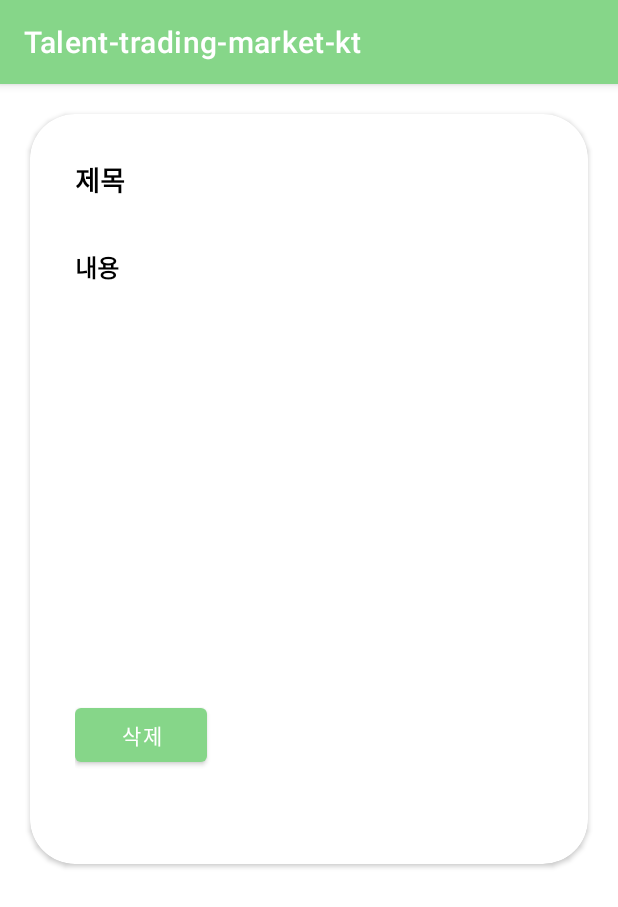
After one commit to CBNU-Clover/Talent_trading_App_Frontend_Kotlin, an Android app: the OneBoardActivity screen opened directly, with no data from a screen before it, on a phone screen of 412 x 824 dp. The commit adds this screen. Shown: the top 907 px of the screen. Run offline under Robolectric (Android 15) with nearby library versions, the phone set to English and light mode, and no system bars.

Commit message:
게시물 읽기 기능 완성

```diff
--- a/app/src/main/AndroidManifest.xml
+++ b/app/src/main/AndroidManifest.xml
@@ -7,14 +7,17 @@
     <uses-permission android:name="android.permission.ACCESS_NETWORK_STATE" />
 
     <application
+        android:name=".retrofit.App"
         android:allowBackup="true"
-        android:name=".retrofit.App"
         android:icon="@mipmap/ic_launcher"
         android:label="@string/app_name"
         android:roundIcon="@mipmap/ic_launcher_round"
         android:supportsRtl="true"
         android:theme="@style/Theme.Talenttradingmarketkt"
         android:usesCleartextTraffic="true">
+        <activity
+            android:name=".boardfunction.OneBoardActivity"
+            android:exported="false" />
         <activity
             android:name=".boardfunction.ReadBoardActivity"
             android:exported="false" />
--- a/app/src/main/java/com/example/talent_trading_market_kt/boardfunction/BoardAdapter.kt
+++ b/app/src/main/java/com/example/talent_trading_market_kt/boardfunction/BoardAdapter.kt
@@ -1,12 +1,18 @@
 package com.example.talent_trading_market_kt.boardfunction
 
+import android.content.Intent
 import android.view.LayoutInflater
 import android.view.View
 import android.view.ViewGroup
 import android.widget.TextView
+import android.widget.Toast
+import androidx.core.content.ContextCompat.startActivity
 import androidx.recyclerview.widget.RecyclerView
 import com.example.talent_trading_market_kt.R
+import com.example.talent_trading_market_kt.dto.PostDeleteBoard
 import com.example.talent_trading_market_kt.response.PostGetAllBoard
+import com.example.talent_trading_market_kt.retrofit.RetrofitConnection
+import java.lang.Exception
 
 class BoardAdapter(val boardList: List<PostGetAllBoard>): RecyclerView.Adapter<BoardAdapter.CustomViewHolder>()
 {
@@ -15,7 +21,21 @@ class BoardAdapter(val boardList: List<PostGetAllBoard>): RecyclerView.Adapter<B
     override fun onCreateViewHolder(parent: ViewGroup, viewType: Int): BoardAdapter.CustomViewHolder {
         val view=LayoutInflater.from(parent.context).inflate(R.layout.boardlist_item,parent,false)
         // parent ( 리사이클뷰를 적용할 activity ) 와 boarlist_item xml 화면을 붙인다(inflate)
-        return CustomViewHolder(view)
+        return CustomViewHolder(view).apply {
+            itemView.setOnClickListener {
+                val curPos:Int=adapterPosition
+                val boards: PostGetAllBoard =boardList.get(curPos)
+                val id: Long? =boards.id
+                //val postDeleteBoard=PostDeleteBoard()
+                //postDeleteBoard.delete_id=id
+                Toast.makeText(parent.context,"Id:${boards.id} 제목:${boards.postName} 내용:${boards.content}",Toast.LENGTH_SHORT).show()
+                val intent=Intent(parent.context,OneBoardActivity::class.java)
+                intent.putExtra("postName",boards.postName)
+                intent.putExtra("content",boards.content)
+                intent.putExtra("Id",boards.id.toString())
+                parent.context.startActivity(intent)
+            }
+        }
     }
 
     override fun onBindViewHolder(holder: BoardAdapter.CustomViewHolder, position: Int) {
--- a/app/src/main/java/com/example/talent_trading_market_kt/boardfunction/BoardFunctionApi.kt
+++ b/app/src/main/java/com/example/talent_trading_market_kt/boardfunction/BoardFunctionApi.kt
@@ -3,9 +3,7 @@ package com.example.talent_trading_market_kt.boardfunction
 import com.example.talent_trading_market_kt.dto.*
 import com.example.talent_trading_market_kt.response.PostGetAllBoard
 import retrofit2.Call
-import retrofit2.http.Body
-import retrofit2.http.GET
-import retrofit2.http.POST
+import retrofit2.http.*
 
 interface BoardFunctionApi{
 
@@ -15,5 +13,6 @@ interface BoardFunctionApi{
     @GET("/api/vi/boards/getAllboard")
     fun getAllboard():Call<List<PostGetAllBoard>>
 
-
+    @POST("/api/vi/boards/deletePost")
+    fun deletePost(@Body postBoardDTO: PostDeleteBoard):Call<Long?>
 }
--- /dev/null
+++ b/app/src/main/java/com/example/talent_trading_market_kt/boardfunction/OneBoardActivity.kt
@@ -0,0 +1,45 @@
+package com.example.talent_trading_market_kt.boardfunction
+
+import android.app.Activity
+import android.content.Intent
+import android.os.Build
+import androidx.appcompat.app.AppCompatActivity
+import android.os.Bundle
+import android.widget.Button
+import android.widget.TextView
+import androidx.annotation.RequiresApi
+import com.example.talent_trading_market_kt.R
+import com.example.talent_trading_market_kt.response.PostGetAllBoard
+import com.example.talent_trading_market_kt.retrofit.RetrofitConnection
+import java.io.Serializable
+
+class OneBoardActivity : AppCompatActivity() {
+    lateinit var title: TextView
+    lateinit var content: TextView
+    lateinit var delete: Button
+    override fun onCreate(savedInstanceState: Bundle?) {
+        super.onCreate(savedInstanceState)
+        setContentView(R.layout.activity_one_board)
+        val id:Long
+        val service = RetrofitConnection.getInstance().create(BoardFunctionApi::class.java)
+        title=findViewById(R.id.one_title)
+        content=findViewById(R.id.one_content)
+        delete=findViewById(R.id.delete_bt)
+        println(intent.getStringExtra("postName"))
+        println(intent.getStringExtra("content"))
+        println(intent.getStringExtra("Id"))
+        println("++++++++++++++++++++++++++++++++++++++++++++++++++++")
+        if(intent.hasExtra("postName"))
+        {
+            title.text=intent.getStringExtra("postName")
+
+        }
+        if(intent.hasExtra("content"))
+        {
+            content.text=intent.getStringExtra("content")
+        }
+        delete.setOnClickListener {
+
+        }
+    }
+}
--- a/app/src/main/java/com/example/talent_trading_market_kt/boardfunction/ReadBoardActivity.kt
+++ b/app/src/main/java/com/example/talent_trading_market_kt/boardfunction/ReadBoardActivity.kt
@@ -1,5 +1,6 @@
 package com.example.talent_trading_market_kt.boardfunction
 
+import android.content.Intent
 import androidx.appcompat.app.AppCompatActivity
 import android.os.Bundle
 import android.widget.Toast
@@ -27,7 +28,6 @@ class ReadBoardActivity : AppCompatActivity() {
                         board_view.layoutManager=LinearLayoutManager(this@ReadBoardActivity,LinearLayoutManager.VERTICAL,false)
                         board_view.setHasFixedSize(true)
                         board_view.adapter=BoardAdapter(boardList)
-
                     }
                 }
 
@@ -39,7 +39,6 @@ class ReadBoardActivity : AppCompatActivity() {
             })
         }
 
-
     }
 
 }
--- /dev/null
+++ b/app/src/main/java/com/example/talent_trading_market_kt/dto/PostDeleteBoard.kt
@@ -0,0 +1,6 @@
+package com.example.talent_trading_market_kt.dto
+
+class PostDeleteBoard {
+    var delete_id:Long?=null
+
+}
--- /dev/null
+++ b/app/src/main/res/layout/activity_one_board.xml
@@ -0,0 +1,47 @@
+<?xml version="1.0" encoding="utf-8"?>
+<androidx.cardview.widget.CardView
+    xmlns:android="http://schemas.android.com/apk/res/android"
+    xmlns:app="http://schemas.android.com/apk/res-auto"
+    android:layout_width="match_parent"
+    android:layout_height="wrap_content"
+    android:layout_margin="20dp"
+    app:cardCornerRadius="30dp">
+
+    <LinearLayout
+        android:layout_width="match_parent"
+        android:layout_height="500dp"
+        android:orientation="vertical"
+        android:padding="30dp">
+
+        <TextView
+            android:id="@+id/one_title"
+            android:layout_width="match_parent"
+            android:layout_height="50dp"
+            android:text="제목"
+            android:textColor="@color/black"
+            android:textSize="18sp"
+            android:textStyle="bold" />
+
+        <TextView
+            android:id="@+id/one_content"
+            android:layout_width="match_parent"
+            android:layout_height="300dp"
+            android:layout_marginTop="10dp"
+            android:text="내용"
+            android:textColor="@color/black"
+            android:textStyle="bold"
+            android:textSize="16sp" />
+        <Button
+            android:id="@+id/delete_bt"
+            android:layout_width="wrap_content"
+            android:layout_height="wrap_content"
+            android:text="삭제"
+            app:layout_constraintBottom_toBottomOf="parent"
+            app:layout_constraintEnd_toEndOf="parent"
+            app:layout_constraintStart_toStartOf="parent"
+            app:layout_constraintTop_toTopOf="parent" />
+
+    </LinearLayout>
+
+
+</androidx.cardview.widget.CardView>
```
Also changed, not shown: app/src/main/java/com/example/talent_trading_market_kt/response/Post.kt (line endings or trailing spaces).
